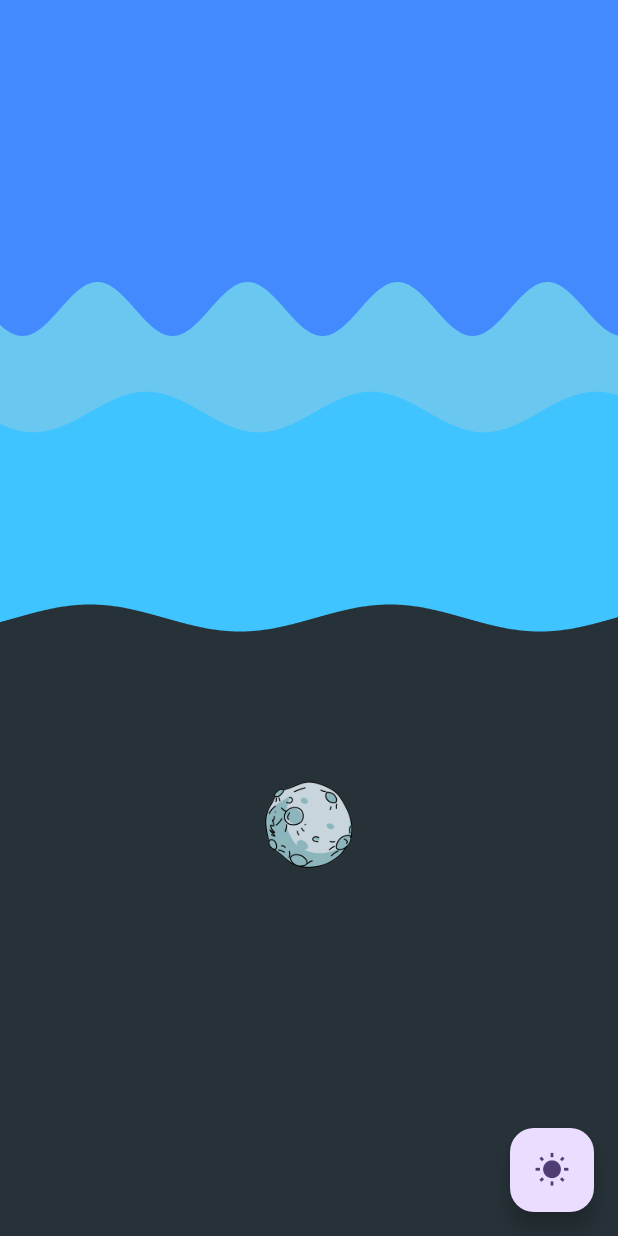
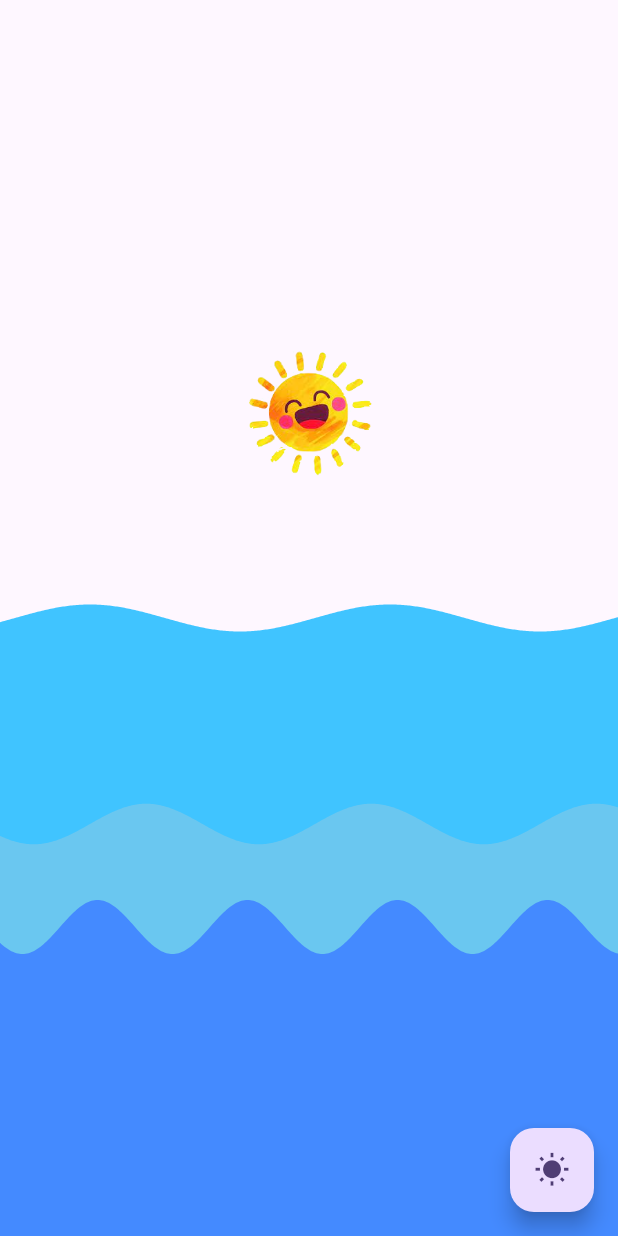
Before and after one commit to chuthimai/animation_demo_flutter, a Flutter app: the screen it shows after launch, on a phone screen of 412 x 824 dp. Run offline on Flutter 3.47's test engine with Material 3 defaults, Android fonts, the light colour scheme and no system bars; our stand-ins replace flutter_riverpod.

Commit message:
change direction

```diff
--- a/lib/sun_and_moon/day_night_animation.dart
+++ b/lib/sun_and_moon/day_night_animation.dart
@@ -23,7 +23,7 @@ class _DayNightAnimationState extends State<DayNightAnimation>
       vsync: this,
     );
 
-    _animation = Tween<double>(begin: 1, end: 0).animate(
+    _animation = Tween<double>(begin: 0, end: 1).animate(
       CurvedAnimation(parent: _controller, curve: Curves.easeInOutQuint)
     );
   }
@@ -50,7 +50,7 @@ class _DayNightAnimationState extends State<DayNightAnimation>
   void didUpdateWidget(covariant DayNightAnimation oldWidget) {
     super.didUpdateWidget(oldWidget);
     if (widget.isPlaying) {
-      if (_animation.value == 0) {
+      if (_animation.value == 1) {
         _controller.reverse();
       } else {
         _controller.forward();
--- a/lib/wave/sin_wave_clipper.dart
+++ b/lib/wave/sin_wave_clipper.dart
@@ -19,14 +19,14 @@ class SinWaveClipper extends CustomClipper<Path> {
   @override
   Path getClip(Size size) {
     Path path = Path();
-    path.moveTo(0, 0);
+    path.moveTo(0, size.height);
 
     for (double x = 0; x <= size.width; x++) {
       double y = waveAmplitude * sin((2 * pi / lambda) * x + alpha0);
-      path.lineTo(x, size.height * heightPart + y);
+      path.lineTo(x, size.height * (1-heightPart) + y);
     }
 
-    path.lineTo(size.width, 0);
+    path.lineTo(size.width, size.height);
     path.close();
     return path;
   }
```
